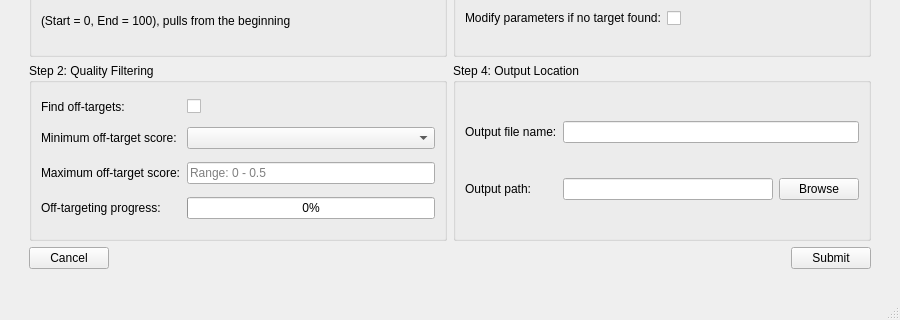
The window that generate_library.ui (TrinhLab/CASPERapp) describes before a commit, drawn with Qt 5; both pictures show x 0 to 900 and y 180 to 500 of the 900 by 500 pixel window.
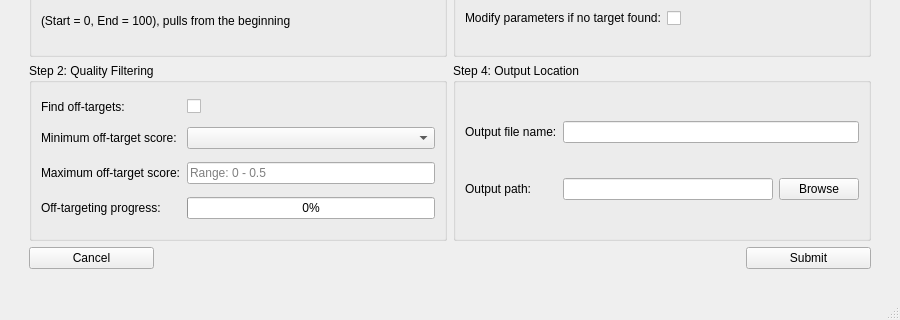
The same window after the commit.

The edit to the form file:
```diff
--- a/generate_library.ui
+++ b/generate_library.ui
@@ -435,11 +435,17 @@
       <item row="4" column="0" alignment="Qt::AlignLeft">
        <widget class="QPushButton" name="cancel_button">
         <property name="sizePolicy">
-         <sizepolicy hsizetype="Maximum" vsizetype="Fixed">
+         <sizepolicy hsizetype="Minimum" vsizetype="Fixed">
           <horstretch>0</horstretch>
           <verstretch>0</verstretch>
          </sizepolicy>
         </property>
+        <property name="minimumSize">
+         <size>
+          <width>125</width>
+          <height>0</height>
+         </size>
+        </property>
         <property name="text">
          <string>Cancel</string>
         </property>
@@ -448,11 +454,17 @@
       <item row="4" column="1" alignment="Qt::AlignRight">
        <widget class="QPushButton" name="submit_button">
         <property name="sizePolicy">
-         <sizepolicy hsizetype="Maximum" vsizetype="Fixed">
+         <sizepolicy hsizetype="Minimum" vsizetype="Fixed">
           <horstretch>0</horstretch>
           <verstretch>0</verstretch>
          </sizepolicy>
         </property>
+        <property name="minimumSize">
+         <size>
+          <width>125</width>
+          <height>0</height>
+         </size>
+        </property>
         <property name="text">
          <string>Submit</string>
         </property>
```
